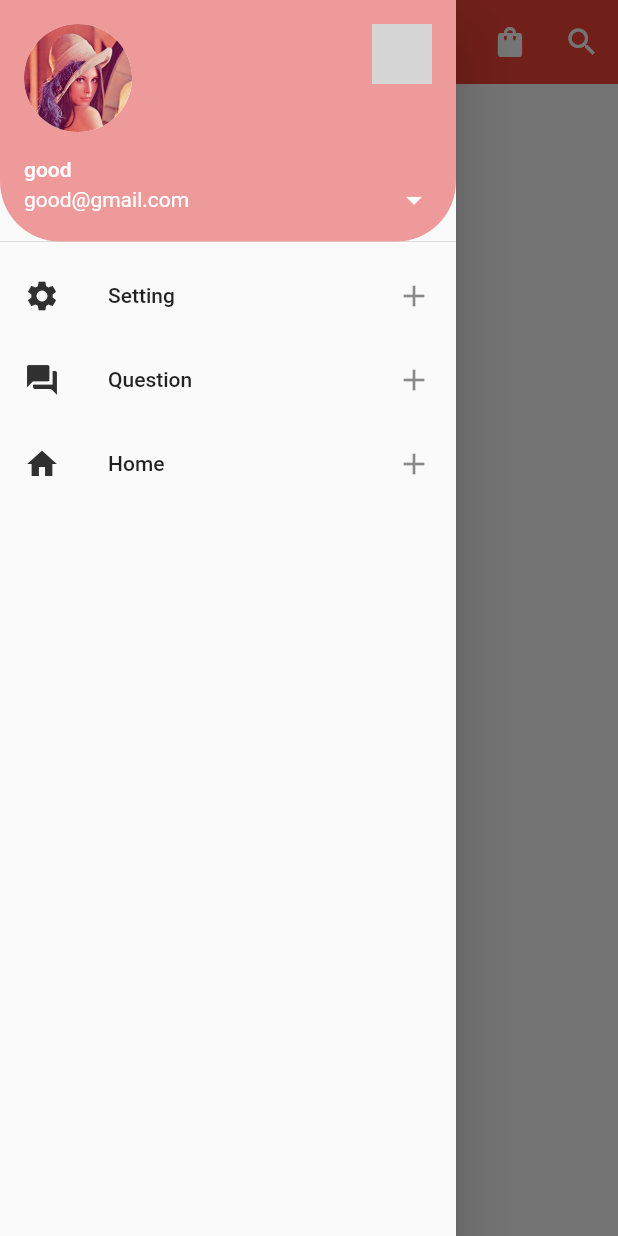
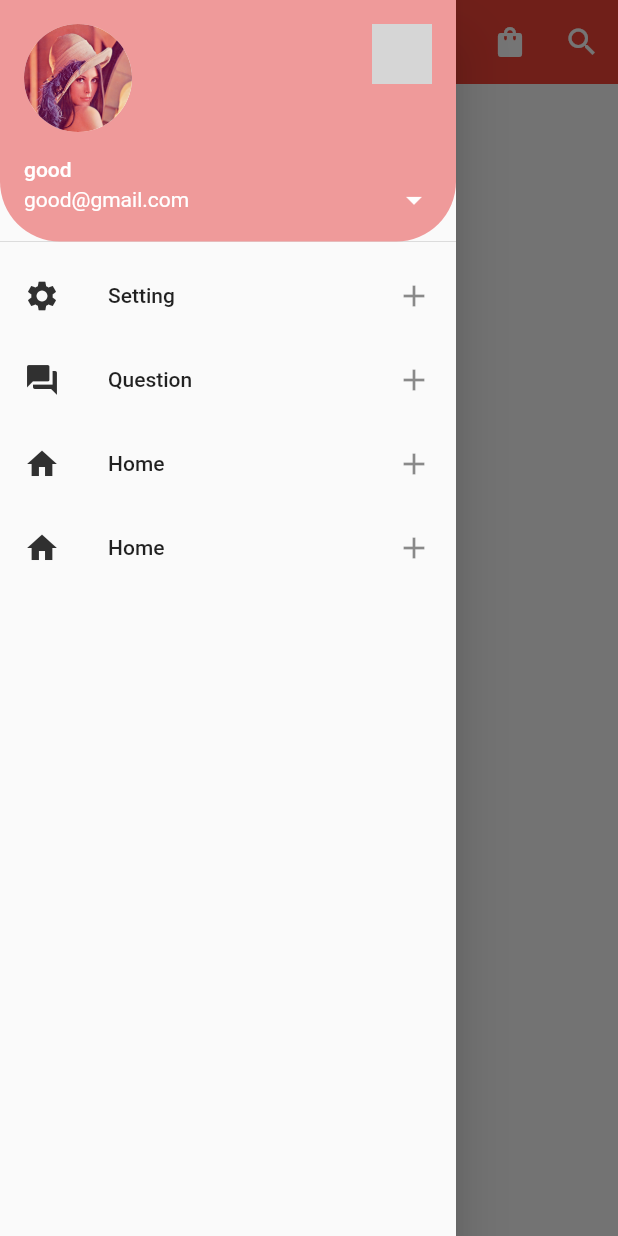
Before and after one commit to eirinlove/FlutterProject, a Flutter app: the screen it shows after launch, with the side drawer open, on a phone screen of 412 x 824 dp. Run offline on Flutter 3.47's test engine with Material 2 defaults, Android fonts, the phone set to English and light mode, and no system bars; grey boxes are pictures that could not be loaded.

Commit message:
menu Add

```diff
--- a/lib/main.dart
+++ b/lib/main.dart
@@ -90,6 +90,15 @@ class MyPage extends StatelessWidget {
                   },
                   trailing: Icon(Icons.add),
                 ),
+                                ListTile(
+                  leading: Icon(Icons.home,
+                  color: Colors.grey[850],),
+                  title: Text('Home'),
+                  onTap : (){
+                    print('Home is clicked');
+                  },
+                  trailing: Icon(Icons.add),
+                ),
             ],
             )
       ),
```
